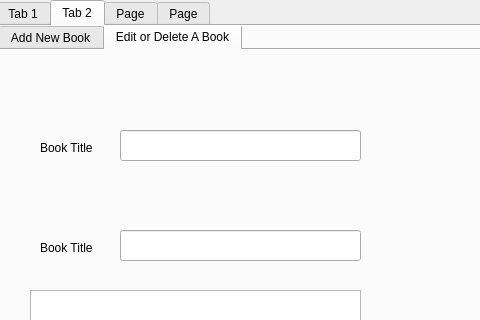
First picture: the form in library.ui, repository safwanvk/lms, before the edit; both pictures show x 124 to 604 and y 0 to 320 of the 1345 by 765 pixel window.
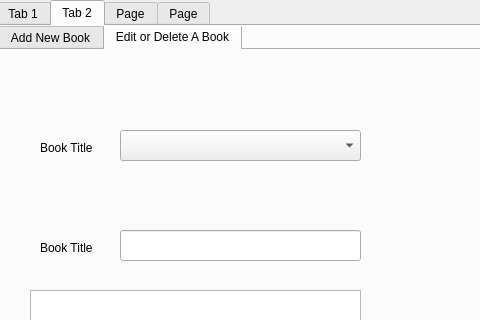
Second picture: the form after the edit. The open tabs and pages were chosen to show the change. Icons and pictures are not drawn.

Commit message: :bug: bug in search book

```diff
--- a/library.ui
+++ b/library.ui
@@ -685,16 +685,6 @@
          <string>Book Publisher</string>
         </property>
        </widget>
-       <widget class="QLineEdit" name="lineEdit_15">
-        <property name="geometry">
-         <rect>
-          <x>120</x>
-          <y>80</y>
-          <width>241</width>
-          <height>31</height>
-         </rect>
-        </property>
-       </widget>
        <widget class="QLabel" name="label_27">
         <property name="geometry">
          <rect>
@@ -734,6 +724,16 @@
          <string>Delete</string>
         </property>
        </widget>
+       <widget class="QComboBox" name="comboBox_6">
+        <property name="geometry">
+         <rect>
+          <x>120</x>
+          <y>80</y>
+          <width>241</width>
+          <height>31</height>
+         </rect>
+        </property>
+       </widget>
       </widget>
      </widget>
     </widget>
```
Left out of the diff: 2 changed lines with no effect on the pictures. The commit also changes 1 other file.
